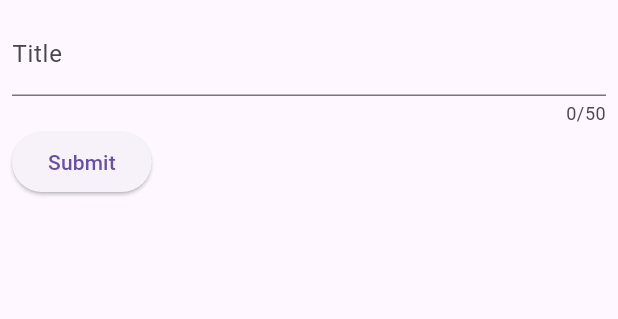
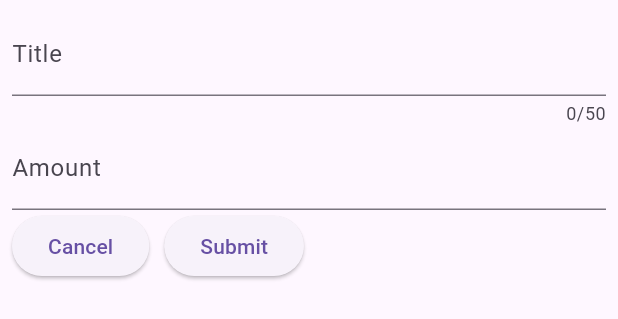
Before and after one commit to bokute2010/flutter-udemy-course, a Flutter app: the NewExpense widget shown alone on an empty page, opened directly, on a phone screen of 412 x 824 dp. Shown: the top 319 px of the screen. Run offline on Flutter 3.47's test engine with Material 3 defaults, Android fonts, the phone set to English and light mode, and no system bars; our stand-ins replace google_fonts.

Commit message:
111. Time to Practice: Adding a New Input

```diff
--- a/expense_tracker/lib/widgets/new_expense.dart
+++ b/expense_tracker/lib/widgets/new_expense.dart
@@ -10,9 +10,8 @@ class NewExpense extends StatefulWidget {
 }
 
 class _NewExpenseState extends State<NewExpense> {
-
   final _titleController = TextEditingController();
-
+  final _amountController = TextEditingController();
 
   @override
   Widget build(BuildContext context) {
@@ -25,15 +24,21 @@ class _NewExpenseState extends State<NewExpense> {
             maxLength: 50,
             decoration: const InputDecoration(labelText: 'Title'),
           ),
+          TextField(
+            controller: _amountController,
+            keyboardType: const TextInputType.numberWithOptions(decimal: true),
+            decoration: const InputDecoration(labelText: 'Amount'),
+          ),
           Row(
             children: [
+              ElevatedButton(onPressed: () => {}, child: const Text('Cancel')),
+              const SizedBox(width: 10),
               ElevatedButton(
                 onPressed: () {
                   print(_titleController.text);
                 },
                 child: const Text('Submit'),
               ),
-
             ],
           ),
         ],
```
